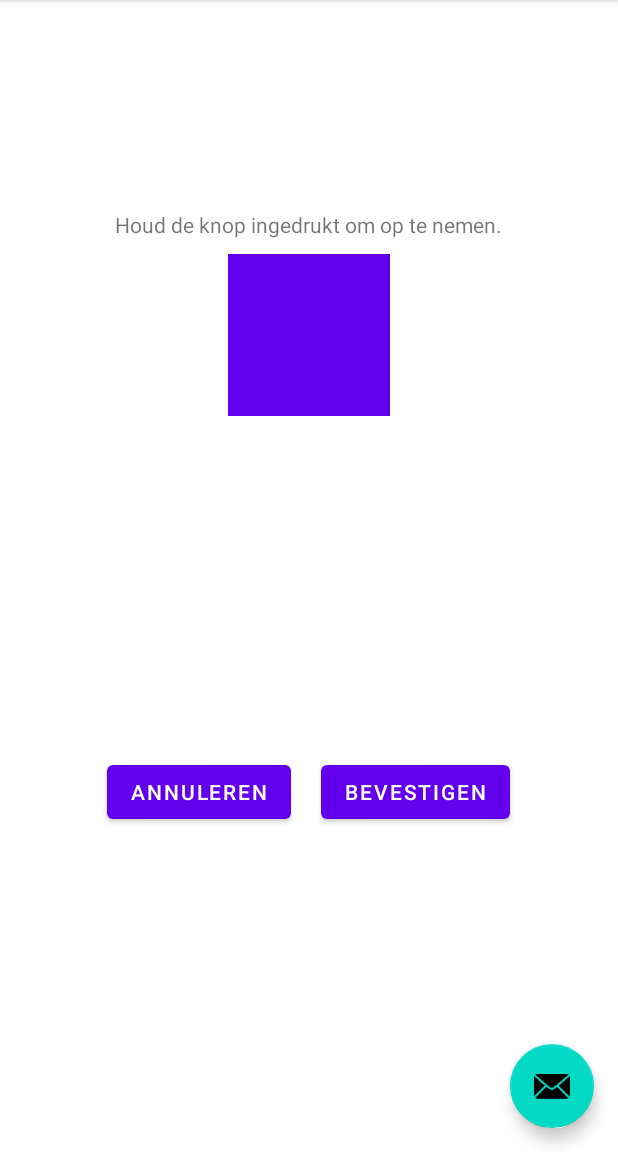
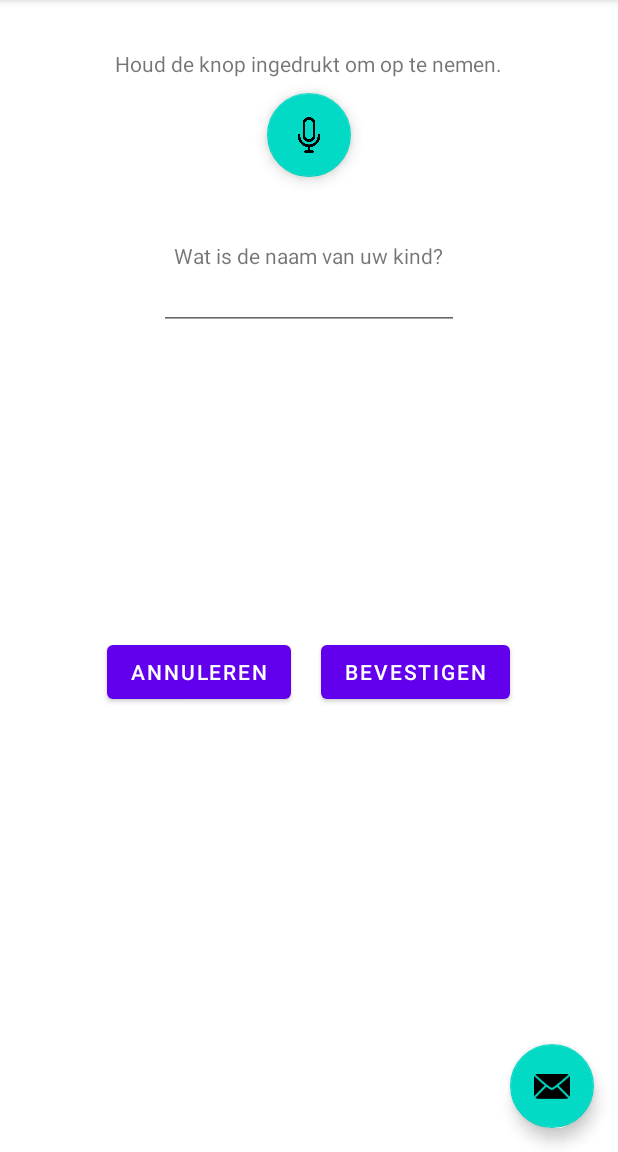
Before and after one commit to Vaannelies/medialab-app, an Android app: the SecondFragment screen opened through its navigation route, after a tap on "BEVESTIGEN", on a phone screen of 412 x 824 dp, the part 84-1236 px from its top. Run offline under Robolectric (Android 15) with nearby library versions, the phone set to English and light mode, and no system bars; our stand-ins replace Firebase (no records; nobody signed in at launch, a user with empty details on screens opened directly).

Commit message:
Added name input field and better mic button

```diff
--- a/app/src/main/AndroidManifest.xml
+++ b/app/src/main/AndroidManifest.xml
@@ -3,6 +3,7 @@
     package="nl.hr.annelies.medialab">
 
     <uses-permission android:name="android.permission.ACCESS_FINE_LOCATION" />
+    <uses-permission android:name="android.permission.RECORD_AUDIO" />
 
     <application
         android:allowBackup="true"
--- a/app/src/main/java/nl/hr/annelies/medialab/MainActivity.java
+++ b/app/src/main/java/nl/hr/annelies/medialab/MainActivity.java
@@ -1,5 +1,6 @@
 package nl.hr.annelies.medialab;
 
+import android.Manifest;
 import android.os.Bundle;
 
 import com.google.android.material.floatingactionbutton.FloatingActionButton;
@@ -7,6 +8,7 @@ import com.google.android.material.snackbar.Snackbar;
 
 import androidx.appcompat.app.AppCompatActivity;
 import androidx.appcompat.widget.Toolbar;
+import androidx.core.app.ActivityCompat;
 
 import android.view.View;
 
@@ -21,6 +23,9 @@ public class MainActivity extends AppCompatActivity {
         setContentView(R.layout.activity_main);
         Toolbar toolbar = findViewById(R.id.toolbar);
         setSupportActionBar(toolbar);
+
+        // request permission for recording audio
+        ActivityCompat.requestPermissions(this, new String[]{Manifest.permission.RECORD_AUDIO}, 200);
 
         FloatingActionButton fab = findViewById(R.id.fab);
         fab.setOnClickListener(new View.OnClickListener() {
--- a/app/src/main/java/nl/hr/annelies/medialab/SecondFragment.java
+++ b/app/src/main/java/nl/hr/annelies/medialab/SecondFragment.java
@@ -1,18 +1,25 @@
 package nl.hr.annelies.medialab;
 
+import android.Manifest;
 import android.os.Bundle;
 import android.view.LayoutInflater;
 import android.view.View;
 import android.view.ViewGroup;
+import android.widget.EditText;
 
 import androidx.annotation.NonNull;
+import androidx.core.app.ActivityCompat;
 import androidx.fragment.app.Fragment;
 import androidx.navigation.fragment.NavHostFragment;
 
+import com.google.android.material.textfield.TextInputLayout;
 import com.google.firebase.firestore.FirebaseFirestore;
 
 import java.util.HashMap;
 import java.util.Map;
+
+import java.util.concurrent.ThreadLocalRandom;
+
 
 public class SecondFragment extends Fragment {
 
@@ -28,8 +35,13 @@ public class SecondFragment extends Fragment {
     public void onViewCreated(@NonNull View view, Bundle savedInstanceState) {
         super.onViewCreated(view, savedInstanceState);
 
+
+
+
         // initialize db
         FirebaseFirestore db = FirebaseFirestore.getInstance();
+
+        EditText nameInput = view.findViewById(R.id.name_input);
 
         view.findViewById(R.id.button_second).setOnClickListener(new View.OnClickListener() {
             @Override
@@ -42,9 +54,11 @@ public class SecondFragment extends Fragment {
         view.findViewById(R.id.button_third).setOnClickListener(new View.OnClickListener() {
             @Override
             public void onClick(View view) {
-                int id = 1302382;
+                String name = nameInput.getText().toString();
+                int id = 3;
 
                 Map<String, Object> kid = new HashMap<>();
+                kid.put("name", name);
                 kid.put("id", id);
                 // send ID to database
 
--- a/app/src/main/res/layout/fragment_second.xml
+++ b/app/src/main/res/layout/fragment_second.xml
@@ -12,7 +12,7 @@
         android:id="@+id/mic_section"
         android:orientation="vertical"
         android:gravity="center"
-        app:layout_constraintBottom_toTopOf="@id/buttons"
+        app:layout_constraintBottom_toTopOf="@id/name_section"
         app:layout_constraintEnd_toEndOf="parent"
         app:layout_constraintStart_toStartOf="parent"
         app:layout_constraintTop_toTopOf="parent"
@@ -27,19 +27,48 @@
             app:layout_constraintStart_toStartOf="parent"
             app:layout_constraintTop_toTopOf="parent" />
 
-
-        <Button
+        <com.google.android.material.floatingactionbutton.FloatingActionButton
+            android:id="@+id/button_mic"
+            android:layout_width="match_parent"
+            android:layout_height="match_parent"
             android:layout_margin="10dp"
-            android:id="@+id/button_mic"
-            android:layout_width="wrap_content"
-            android:layout_height="wrap_content"
-            android:background="@drawable/ic_launcher_background"
             app:layout_constraintBottom_toBottomOf="parent"
             app:layout_constraintEnd_toEndOf="parent"
             app:layout_constraintStart_toStartOf="parent"
-            app:layout_constraintTop_toBottomOf="parent" />
+            app:layout_constraintTop_toBottomOf="parent"
+            app:srcCompat="@drawable/mic" />
+    </androidx.appcompat.widget.LinearLayoutCompat>
 
+    <androidx.appcompat.widget.LinearLayoutCompat
+        android:id="@+id/name_section"
+        android:layout_width="match_parent"
+        android:layout_height="wrap_content"
+        android:orientation="vertical"
+        android:gravity="center"
+        app:layout_constraintBottom_toTopOf="@id/buttons"
+        app:layout_constraintEnd_toEndOf="parent"
+        app:layout_constraintStart_toStartOf="parent"
+        app:layout_constraintTop_toTopOf="@id/mic_section">
 
+        <TextView
+            android:id="@+id/name_title"
+            android:layout_width="wrap_content"
+            android:layout_height="wrap_content"
+            android:text="Wat is de naam van uw kind?"
+            app:layout_constraintBottom_toTopOf="@id/name_input"
+            app:layout_constraintEnd_toEndOf="parent"
+            app:layout_constraintStart_toStartOf="parent"
+            app:layout_constraintTop_toTopOf="parent" />
+
+        <EditText
+            android:id="@+id/name_input"
+            android:layout_width="200dp"
+            android:layout_height="40dp"
+            app:layout_constraintBottom_toBottomOf="parent"
+            app:layout_constraintEnd_toEndOf="parent"
+            app:layout_constraintStart_toStartOf="parent"
+            app:layout_constraintTop_toBottomOf="@id/name_title"
+        />
 
     </androidx.appcompat.widget.LinearLayoutCompat>
 
```
Also changed, not shown: app/src/main/res/drawable/mic.png (added).
